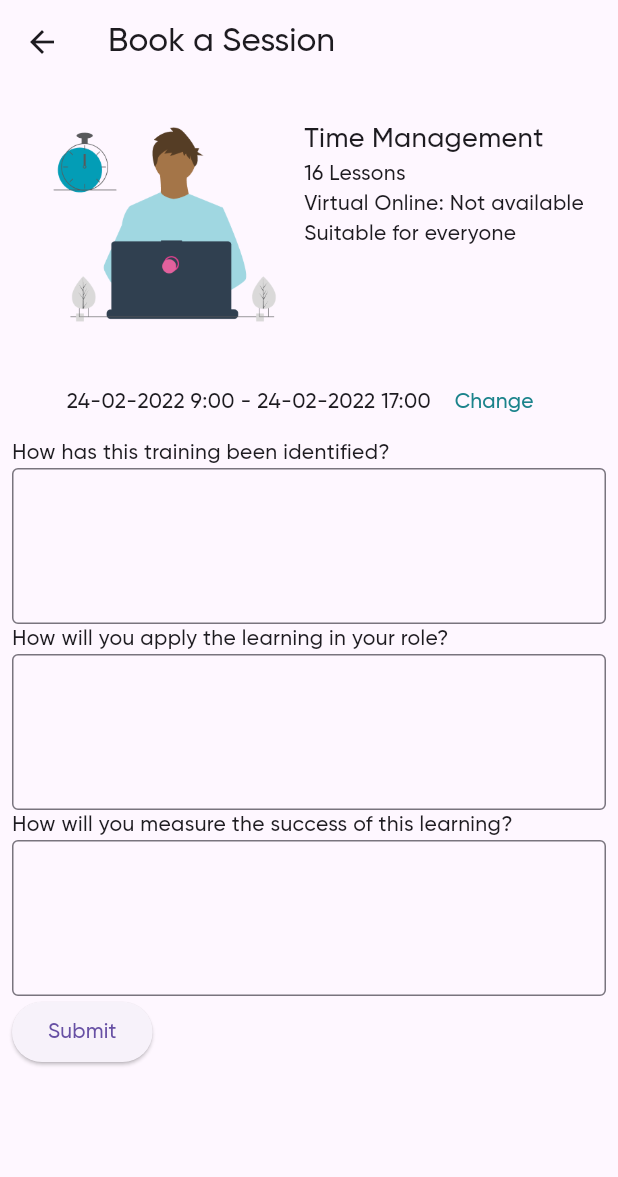
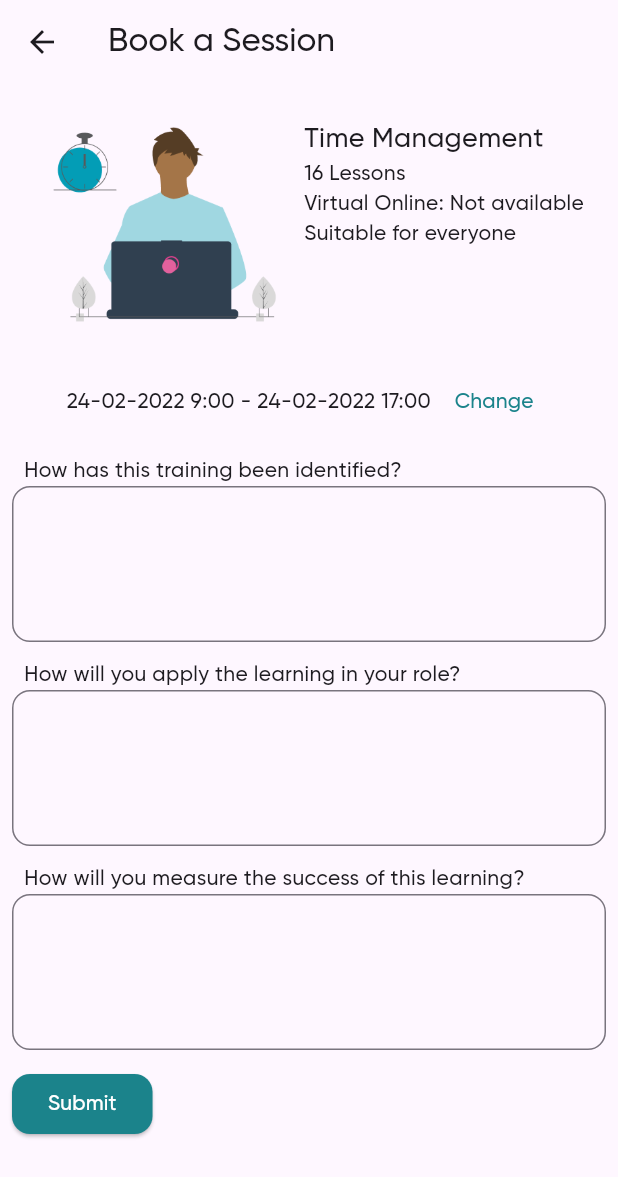
Before and after one commit to BelchieBen/I-Learn, a Flutter app: the screen it shows after launch, after a tap on "Time Management", on a phone screen of 412 x 824 dp. Shown: the top 1177 px of the screen. Run offline on Flutter 3.47's test engine with Material 2 defaults, Android fonts, the phone set to English and light mode, and no system bars.

Commit message:
Refactored the booking page to several components

```diff
--- /dev/null
+++ b/lib/src/components/course/course_information.dart
@@ -0,0 +1,44 @@
+// ignore_for_file: slash_for_doc_comments
+
+import 'package:flutter/material.dart';
+
+/**
+ * The Course image and supporting text shown at the top of pages containing the course
+ */
+class CourseInformation extends StatefulWidget {
+  final Map<String, String> course;
+  const CourseInformation({
+    super.key,
+    required this.course,
+  });
+
+  @override
+  State<CourseInformation> createState() => _CourseInformationState();
+}
+
+class _CourseInformationState extends State<CourseInformation> {
+  @override
+  Widget build(BuildContext context) {
+    return Wrap(
+      children: [
+        Image.asset(
+          widget.course["image"]!,
+          width: 180,
+        ),
+        Padding(
+          padding: const EdgeInsets.fromLTRB(0, 16, 0, 0),
+          child: Column(
+            crossAxisAlignment: CrossAxisAlignment.start,
+            children: [
+              Text(widget.course["title"]!,
+                  style: const TextStyle(fontSize: 18)),
+              Text(widget.course["altText"]!),
+              const Text("Virtual Online: Not available"),
+              const Text("Suitable for everyone"),
+            ],
+          ),
+        ),
+      ],
+    );
+  }
+}
--- /dev/null
+++ b/lib/src/components/forms/booking_form.dart
@@ -0,0 +1,76 @@
+// ignore_for_file: slash_for_doc_comments
+
+import 'package:flutter/material.dart';
+import '../inputs/text_form_input.dart';
+
+/**
+ * The text fields and submit button on the last step of the booking process
+ */
+class BookingForm extends StatefulWidget {
+  const BookingForm({super.key});
+
+  @override
+  State<BookingForm> createState() => _BookingFormState();
+}
+
+class _BookingFormState extends State<BookingForm> {
+  final GlobalKey<FormState> _formKey = GlobalKey<FormState>();
+  @override
+  Widget build(BuildContext context) {
+    Color getColor(Set<MaterialState> states) {
+      const Set<MaterialState> interactiveStates = <MaterialState>{
+        MaterialState.pressed,
+        MaterialState.hovered,
+        MaterialState.focused,
+      };
+      if (states.any(interactiveStates.contains)) {
+        return const Color.fromRGBO(92, 199, 208, 1);
+      }
+      return const Color.fromRGBO(27, 131, 139, 1);
+    }
+
+    return Form(
+      key: _formKey,
+      child: Column(
+        crossAxisAlignment: CrossAxisAlignment.start,
+        children: [
+          const TextFormInput(
+            labelText: "How has this training been identified?",
+            numLines: 3,
+          ),
+          const TextFormInput(
+            labelText: "How will you apply the learning in your role?",
+            numLines: 3,
+          ),
+          const TextFormInput(
+            labelText: "How will you measure the success of this learning?",
+            numLines: 3,
+          ),
+          Padding(
+            padding: const EdgeInsets.fromLTRB(0, 12, 0, 0),
+            child: ElevatedButton(
+              style: ButtonStyle(
+                  backgroundColor: MaterialStateProperty.resolveWith(getColor),
+                  shape: MaterialStateProperty.all<RoundedRectangleBorder>(
+                    const RoundedRectangleBorder(
+                      borderRadius: BorderRadius.all(
+                        Radius.circular(12),
+                      ),
+                    ),
+                  )),
+              onPressed: () {
+                if (_formKey.currentState!.validate()) {
+                  // Process data.
+                }
+              },
+              child: const Text(
+                'Submit',
+                style: TextStyle(color: Colors.white),
+              ),
+            ),
+          ),
+        ],
+      ),
+    );
+  }
+}
--- /dev/null
+++ b/lib/src/components/inputs/date_selector.dart
@@ -0,0 +1,44 @@
+import 'package:flutter/material.dart';
+
+class DateSelector extends StatefulWidget {
+  const DateSelector({super.key});
+
+  @override
+  State<DateSelector> createState() => _DateSelectorState();
+}
+
+class _DateSelectorState extends State<DateSelector> {
+  final Set<MaterialState> interactiveStates = <MaterialState>{
+    MaterialState.pressed,
+    MaterialState.hovered,
+    MaterialState.focused,
+  };
+
+  @override
+  Widget build(BuildContext context) {
+    return Row(
+      mainAxisAlignment: MainAxisAlignment.center,
+      children: [
+        const Text("24-02-2022 9:00 - 24-02-2022 17:00 "),
+        TextButton(
+          style: ButtonStyle(
+            overlayColor: MaterialStateProperty.resolveWith<Color?>(
+              (Set<MaterialState> states) {
+                if (states.any(interactiveStates.contains)) {
+                  return const Color.fromRGBO(182, 187, 193, 0.25);
+                }
+              },
+            ),
+          ),
+          onPressed: () {
+            print("Change Pressed");
+          },
+          child: const Text(
+            "Change",
+            style: TextStyle(color: Color.fromRGBO(27, 131, 139, 1)),
+          ),
+        ),
+      ],
+    );
+  }
+}
--- a/lib/src/components/inputs/text_form_input.dart
+++ b/lib/src/components/inputs/text_form_input.dart
@@ -16,27 +16,40 @@ class TextFormInput extends StatefulWidget {
 class _TextFormInputState extends State<TextFormInput> {
   @override
   Widget build(BuildContext context) {
-    return Column(
+    return Padding(
+      padding: const EdgeInsets.fromLTRB(0, 12, 0, 0),
+      child: Column(
         crossAxisAlignment: CrossAxisAlignment.start,
         children: [
-        Text(widget.labelText),
+          Padding(
+            padding: const EdgeInsets.fromLTRB(8, 0, 0, 0),
+            child: Text(widget.labelText),
+          ),
           TextFormField(
             validator: (String? value) {
-            if (value == null || value.isEmpty) return "This field is required";
+              if (value == null || value.isEmpty)
+                return "This field is required";
             },
-          cursorColor: Color.fromRGBO(27, 131, 139, 1),
+            cursorColor: const Color.fromRGBO(27, 131, 139, 1),
             maxLines: widget.numLines,
             minLines: widget.numLines,
-          decoration: const InputDecoration(
-            border: OutlineInputBorder(),
+            decoration: InputDecoration(
+              border: OutlineInputBorder(
+                borderSide: const BorderSide(
+                  width: 2,
+                  color: Color.fromRGBO(182, 187, 193, 1),
+                ),
+                borderRadius: BorderRadius.circular(12),
+              ),
               focusedBorder: OutlineInputBorder(
-              borderSide: BorderSide(
+                  borderSide: const BorderSide(
                     color: Color.fromRGBO(27, 131, 139, 1),
                   ),
-            ),
+                  borderRadius: BorderRadius.circular(12)),
             ),
           ),
         ],
+      ),
     );
   }
 }
--- /dev/null
+++ b/lib/src/pages/booking/book_course.dart
@@ -0,0 +1,49 @@
+import 'package:booking_app/src/components/course/course_information.dart';
+import 'package:booking_app/src/components/inputs/date_selector.dart';
+import 'package:flutter/material.dart';
+import '../../components/forms/booking_form.dart';
+
+class CourseDetail extends StatefulWidget {
+  final Map<String, String> course;
+  const CourseDetail({
+    super.key,
+    required this.course,
+  });
+
+  @override
+  State<CourseDetail> createState() => _CourseDetailState();
+}
+
+class _CourseDetailState extends State<CourseDetail> {
+  AppBar appHeader() {
+    return AppBar(
+      title: const Text("Book a Session"),
+    );
+  }
+
+  @override
+  Widget build(BuildContext context) {
+    return Scaffold(
+      appBar: appHeader(),
+      body: LayoutBuilder(
+          builder: (BuildContext context, BoxConstraints viewportConstraints) {
+        return SingleChildScrollView(
+          child: ConstrainedBox(
+            constraints:
+                BoxConstraints(minHeight: viewportConstraints.maxHeight),
+            child: Padding(
+              padding: const EdgeInsets.all(8.0),
+              child: Column(
+                children: [
+                  CourseInformation(course: widget.course),
+                  const DateSelector(),
+                  const BookingForm()
+                ],
+              ),
+            ),
+          ),
+        );
+      }),
+    );
+  }
+}
--- a/lib/src/pages/courses/course_detail.dart
+++ /dev/null
@@ -1,114 +0,0 @@
-import 'package:flutter/material.dart';
-import '../../components/inputs/text_form_input.dart';
-
-class CourseDetail extends StatefulWidget {
-  final Map<String, String> course;
-  const CourseDetail({
-    super.key,
-    required this.course,
-  });
-
-  @override
-  State<CourseDetail> createState() => _CourseDetailState();
-}
-
-class _CourseDetailState extends State<CourseDetail> {
-  final GlobalKey<FormState> _formKey = GlobalKey<FormState>();
-  AppBar appHeader() {
-    return AppBar(
-      title: const Text("Book a Session"),
-    );
-  }
-
-  @override
-  Widget build(BuildContext context) {
-    return Scaffold(
-      appBar: appHeader(),
-      body: LayoutBuilder(
-          builder: (BuildContext context, BoxConstraints viewportConstraints) {
-        return SingleChildScrollView(
-          child: ConstrainedBox(
-            constraints:
-                BoxConstraints(minHeight: viewportConstraints.maxHeight),
-            child: Padding(
-              padding: const EdgeInsets.all(8.0),
-              child: Column(
-                children: [
-                  Wrap(
-                    children: [
-                      Image.asset(
-                        widget.course["image"]!,
-                        width: 180,
-                      ),
-                      Padding(
-                        padding: const EdgeInsets.fromLTRB(0, 16, 0, 0),
-                        child: Column(
-                          crossAxisAlignment: CrossAxisAlignment.start,
-                          children: [
-                            Text(widget.course["title"]!,
-                                style: const TextStyle(fontSize: 18)),
-                            Text(widget.course["altText"]!),
-                            const Text("Virtual Online: Not available"),
-                            const Text("Suitable for everyone"),
-                          ],
-                        ),
-                      ),
-                    ],
-                  ),
-                  Row(
-                    mainAxisAlignment: MainAxisAlignment.center,
-                    children: [
-                      const Text("24-02-2022 9:00 - 24-02-2022 17:00 "),
-                      TextButton(
-                        onPressed: () {
-                          print("Change Pressed");
-                        },
-                        child: const Text(
-                          "Change",
-                          style:
-                              TextStyle(color: Color.fromRGBO(27, 131, 139, 1)),
-                        ),
-                      ),
-                    ],
-                  ),
-                  Form(
-                    key: _formKey,
-                    child: Column(
-                      crossAxisAlignment: CrossAxisAlignment.start,
-                      children: [
-                        const TextFormInput(
-                          labelText: "How has this training been identified?",
-                          numLines: 3,
-                        ),
-                        const TextFormInput(
-                          labelText:
-                              "How will you apply the learning in your role?",
-                          numLines: 3,
-                        ),
-                        const TextFormInput(
-                          labelText:
-                              "How will you measure the success of this learning?",
-                          numLines: 3,
-                        ),
-                        ElevatedButton(
-                          onPressed: () {
-                            // Validate will return true if the form is valid, or false if
-                            // the form is invalid.
-                            if (_formKey.currentState!.validate()) {
-                              // Process data.
-                            }
-                          },
-                          child: const Text('Submit'),
-                        ),
-                      ],
-                    ),
-                  )
-                ],
-              ),
-            ),
-          ),
-        );
-      }),
-    );
-  }
-}
--- a/lib/src/pages/home.dart
+++ b/lib/src/pages/home.dart
@@ -1,4 +1,4 @@
-import 'package:booking_app/src/pages/courses/course_detail.dart';
+import 'package:booking_app/src/pages/booking/book_course.dart';
 import 'package:flutter/material.dart';
 
 class Home extends StatefulWidget {
```
Lines whose indentation alone changed are shown as unchanged.
